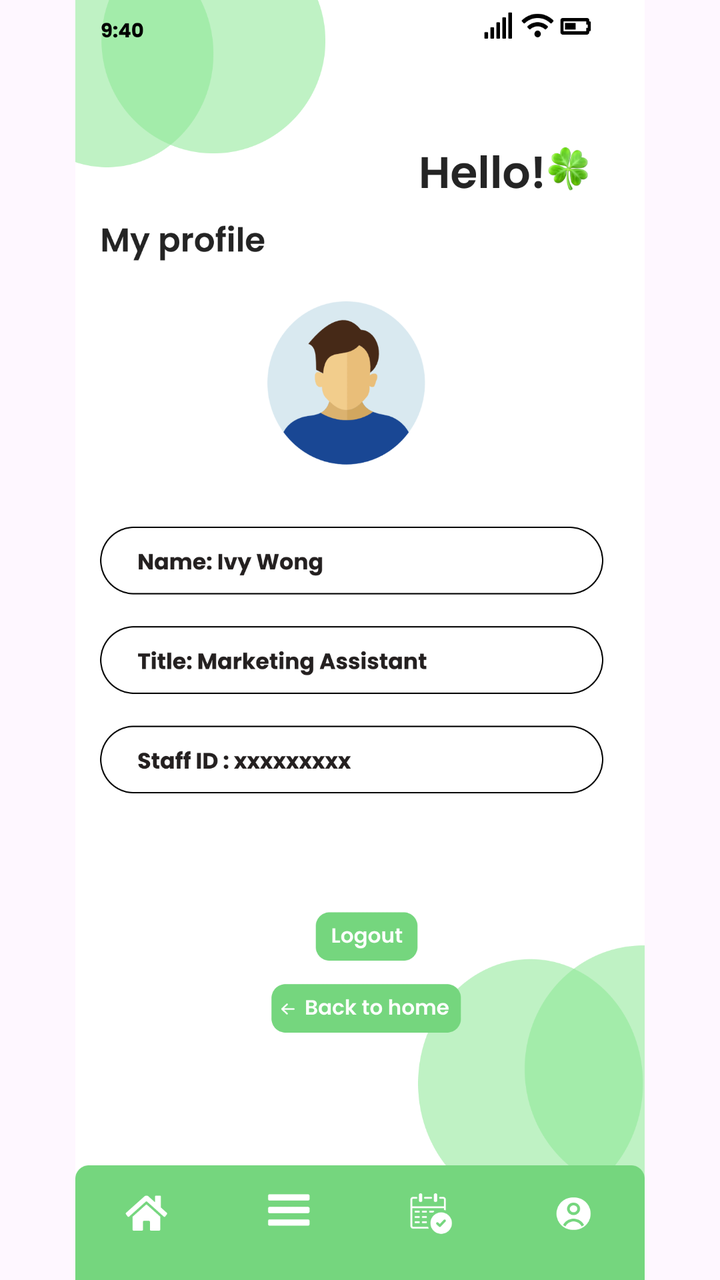
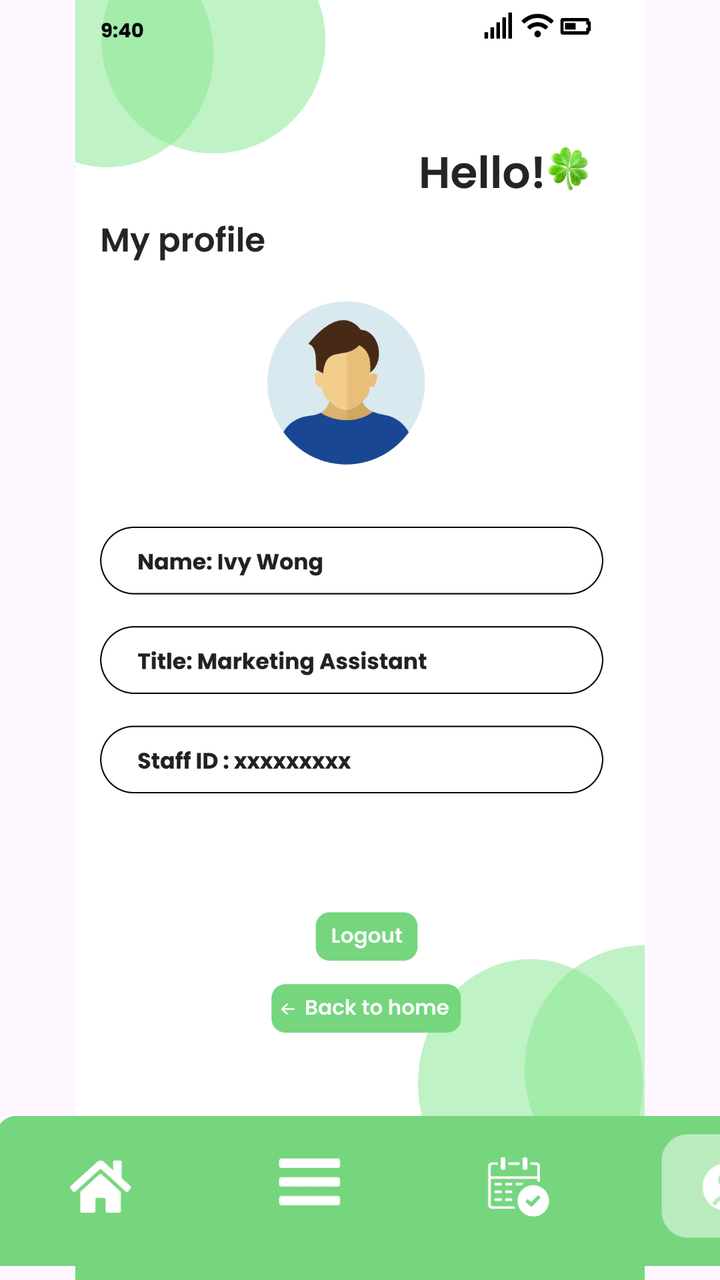

Compare the two renders of this Android layout. The source of the first and the diff that turns it into the second are given below.
<!-- AndroidManifest.xml: application theme Theme.COMP2000HKSoftwareEngineeringAssessment -->
<!-- res/layout/activity_emplyeesmyprofile.xml -->
<?xml version="1.0" encoding="utf-8"?>
<androidx.constraintlayout.widget.ConstraintLayout xmlns:android="http://schemas.android.com/apk/res/android"
    xmlns:app="http://schemas.android.com/apk/res-auto"
    xmlns:tools="http://schemas.android.com/tools"
    android:id="@+id/main"
    android:layout_width="match_parent"
    android:layout_height="match_parent"
    tools:context=".emplyeesmyprofile">

    <ImageView
        android:id="@+id/iv_login_page"
        android:layout_width="match_parent"
        android:layout_height="match_parent"
        android:scaleType="fitCenter"
        android:src="@drawable/emplyeesmyprofile"
        app:layout_constraintBottom_toBottomOf="parent"
        app:layout_constraintEnd_toEndOf="parent"
        app:layout_constraintStart_toStartOf="parent"
        app:layout_constraintTop_toTopOf="parent" />

    <ImageButton
        android:id="@+id/btn_employee_menu_home_button"
        android:layout_width="0dp"
        android:layout_height="0dp"
        android:background="@android:color/transparent"
        app:layout_constraintBottom_toBottomOf="parent"
        app:layout_constraintDimensionRatio="2:1"
        app:layout_constraintEnd_toEndOf="parent"
        app:layout_constraintHorizontal_bias="0.071"
        app:layout_constraintStart_toStartOf="parent"
        app:layout_constraintTop_toTopOf="parent"
        app:layout_constraintVertical_bias="0.97"
        app:layout_constraintWidth_percent="0.15 " />
    <ImageButton
        android:id="@+id/btn_employee_menu_menu_button"
        android:layout_width="0dp"
        android:layout_height="0dp"
        android:background="@android:color/transparent"
        app:layout_constraintBottom_toBottomOf="parent"
        app:layout_constraintDimensionRatio="2:1"
        app:layout_constraintEnd_toEndOf="parent"
        app:layout_constraintHorizontal_bias="0.369"
        app:layout_constraintStart_toStartOf="parent"
        app:layout_constraintTop_toTopOf="parent"
        app:layout_constraintVertical_bias="0.969"
        app:layout_constraintWidth_percent="0.15" />

    <ImageButton
        android:id="@+id/btn_employee_mybooking_button"
        android:layout_width="0dp"
        android:layout_height="0dp"
        android:background="@android:color/transparent"
        app:layout_constraintBottom_toBottomOf="parent"
        app:layout_constraintDimensionRatio="2:1"
        app:layout_constraintEnd_toEndOf="parent"
        app:layout_constraintHorizontal_bias="0.644"
        app:layout_constraintStart_toStartOf="parent"
        app:layout_constraintTop_toTopOf="parent"
        app:layout_constraintVertical_bias="0.969"
        app:layout_constraintWidth_percent="0.15" />

    <ImageButton
        android:id="@+id/btn_employee_my_employee_profile_button"
        android:layout_width="0dp"
        android:layout_height="0dp"
        android:background="@android:color/transparent"
        app:layout_constraintBottom_toBottomOf="parent"
        app:layout_constraintDimensionRatio="2:1"
        app:layout_constraintEnd_toEndOf="parent"
        app:layout_constraintHorizontal_bias="0.957"
        app:layout_constraintStart_toStartOf="parent"
        app:layout_constraintTop_toTopOf="parent"
        app:layout_constraintVertical_bias="0.969"
        app:layout_constraintWidth_percent="0.15" />

    <ImageButton
        android:id="@+id/btn_select_datetime_select_logout"
        android:layout_width="0dp"
        android:layout_height="0dp"
        android:background="@android:color/transparent"
        app:layout_constraintBottom_toBottomOf="parent"
        app:layout_constraintDimensionRatio="2.5:1"
        app:layout_constraintEnd_toEndOf="parent"
        app:layout_constraintHorizontal_bias="0.5167"
        app:layout_constraintStart_toStartOf="parent"
        app:layout_constraintTop_toTopOf="parent"
        app:layout_constraintVertical_bias="0.736"
        app:layout_constraintWidth_percent="0.17 " />

    <ImageButton
        android:id="@+id/btn_back_to_home"
        android:layout_width="0dp"
        android:layout_height="0dp"
        android:background="@android:color/transparent"
        app:layout_constraintBottom_toBottomOf="parent"
        app:layout_constraintDimensionRatio="4:1"
        app:layout_constraintEnd_toEndOf="parent"
        app:layout_constraintStart_toStartOf="parent"
        app:layout_constraintHorizontal_bias="0.5166"
        app:layout_constraintTop_toTopOf="parent"
        app:layout_constraintVertical_bias="0.796"
        app:layout_constraintWidth_percent="0.33 " />

</androidx.constraintlayout.widget.ConstraintLayout>
<!-- resources referenced by this layout -->
<resources>
  <!-- drawable emplyeesmyprofile: png bitmap (drawable, 124781 bytes) -->
  <style name="Theme.COMP2000HKSoftwareEngineeringAssessment" parent="Base.Theme.COMP2000HKSoftwareEngineeringAssessment" />
  <style name="Base.Theme.COMP2000HKSoftwareEngineeringAssessment" parent="Theme.Material3.DayNight.NoActionBar">
          
          
      </style>
</resources>

<!-- the commit's change to res/layout/activity_emplyeesmyprofile.xml (unified diff, before → after) -->
@@ -17,6 +17,21 @@
         app:layout_constraintEnd_toEndOf="parent"
         app:layout_constraintStart_toStartOf="parent"
         app:layout_constraintTop_toTopOf="parent" />
+
+    <ImageButton
+        android:id="@+id/btn_back"
+        android:layout_width="412dp"
+        android:layout_height="117dp"
+        android:background="@android:color/transparent"
+        android:contentDescription="Back"
+        android:scaleType="fitCenter"
+        android:src="@drawable/menubarmyprofile"
+        app:layout_constraintBottom_toBottomOf="parent"
+        app:layout_constraintEnd_toEndOf="parent"
+        app:layout_constraintHorizontal_bias="0.05"
+        app:layout_constraintStart_toStartOf="parent"
+        app:layout_constraintTop_toTopOf="parent"
+        app:layout_constraintVertical_bias="1.027" />
 
     <ImageButton
         android:id="@+id/btn_employee_menu_home_button"
<!-- resource entries referenced after the edit -->
@@ -1,6 +1,7 @@
 <!-- resources referenced by this layout -->
 <resources>
   <!-- drawable emplyeesmyprofile: png bitmap (drawable, 124781 bytes) -->
+  <!-- drawable menubarmyprofile: png bitmap (drawable, 15420 bytes) -->
   <style name="Theme.COMP2000HKSoftwareEngineeringAssessment" parent="Base.Theme.COMP2000HKSoftwareEngineeringAssessment" />
   <style name="Base.Theme.COMP2000HKSoftwareEngineeringAssessment" parent="Theme.Material3.DayNight.NoActionBar">
           
